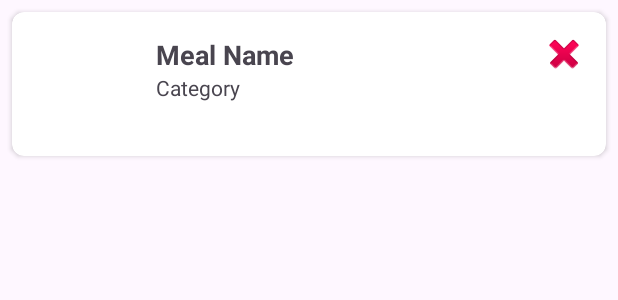
After one commit to mariayousef/RecipeApp, an Android app: the layout item_favorite_meal.xml on its own in the app's theme, with its tools: preview values and no code run, on a phone screen of 412 x 824 dp. The commit adds this screen. Shown: the top 300 px of the screen. Run offline under Robolectric (Android 15) with nearby library versions, the phone set to English and light mode, and no system bars.

Commit message:
favorite fragment and meals adapter and view model updated

```diff
--- a/app/src/main/java/com/example/recipeapp/Meal.kt
+++ b/app/src/main/java/com/example/recipeapp/Meal.kt
@@ -9,5 +9,6 @@ data class Meal(
     val strMeal: String,
     val strMealThumb: String,
     val strInstructions: String?,
-    val strYoutube: String?
+    val strYoutube: String?,
+    var isFavorite: Boolean = false
 ) : Parcelable
--- /dev/null
+++ b/app/src/main/res/layout/item_favorite_meal.xml
@@ -0,0 +1,54 @@
+<?xml version="1.0" encoding="utf-8"?>
+<androidx.cardview.widget.CardView xmlns:android="http://schemas.android.com/apk/res/android"
+    xmlns:card_view="http://schemas.android.com/apk/res-auto"
+    android:layout_width="match_parent"
+    android:layout_height="wrap_content"
+    card_view:cardCornerRadius="8dp"
+    android:layout_margin="8dp">
+
+    <LinearLayout
+        android:layout_width="match_parent"
+        android:layout_height="wrap_content"
+        android:orientation="horizontal"
+        android:padding="8dp">
+
+        <ImageView
+            android:id="@+id/mealImage"
+            android:layout_width="80dp"
+            android:layout_height="80dp"
+            android:contentDescription="@string/meal_image"
+            android:scaleType="centerCrop" />
+
+        <LinearLayout
+            android:layout_width="0dp"
+            android:layout_height="match_parent"
+            android:layout_weight="1"
+            android:orientation="vertical"
+            android:padding="8dp">
+
+            <TextView
+                android:id="@+id/mealNameText"
+                android:layout_width="wrap_content"
+                android:layout_height="wrap_content"
+                android:text="@string/meal_name"
+                android:textSize="18sp"
+                android:textStyle="bold" />
+
+            <TextView
+                android:id="@+id/mealCategoryText"
+                android:layout_width="wrap_content"
+                android:layout_height="wrap_content"
+                android:text="@string/category"
+                android:textSize="14sp" />
+        </LinearLayout>
+
+        <ImageButton
+            android:id="@+id/removeButton"
+            android:layout_width="40dp"
+            android:layout_height="40dp"
+            android:background="?attr/selectableItemBackgroundBorderless"
+            android:contentDescription="@string/delete"
+            android:src="@android:drawable/ic_delete" />
+    </LinearLayout>
+
+</androidx.cardview.widget.CardView>
--- a/app/src/main/res/values/strings.xml
+++ b/app/src/main/res/values/strings.xml
@@ -3,4 +3,9 @@
     <!-- TODO: Remove or change this placeholder text -->
     <string name="hello_blank_fragment">Hello blank fragment</string>
     <string name="favorites">Favorites</string>
+    <string name="favorite_meal">Favorite meals</string>
+    <string name="category">Category</string>
+    <string name="meal_name">Meal Name</string>
+    <string name="meal_image">Meal image</string>
+    <string name="delete">DELETE</string>
 </resources>
```
Also changed, not shown: app/src/main/java/com/example/recipeapp/FavoriteFragment.kt (+56 -39 lines), app/src/main/java/com/example/recipeapp/FavoriteMealsAdapter.kt (added, +58 -0 lines), app/src/main/java/com/example/recipeapp/FavoriteViewModel.kt (added, +88 -0 lines), app/src/main/res/layout/fragment_favorite.xml (+38 -10 lines).
